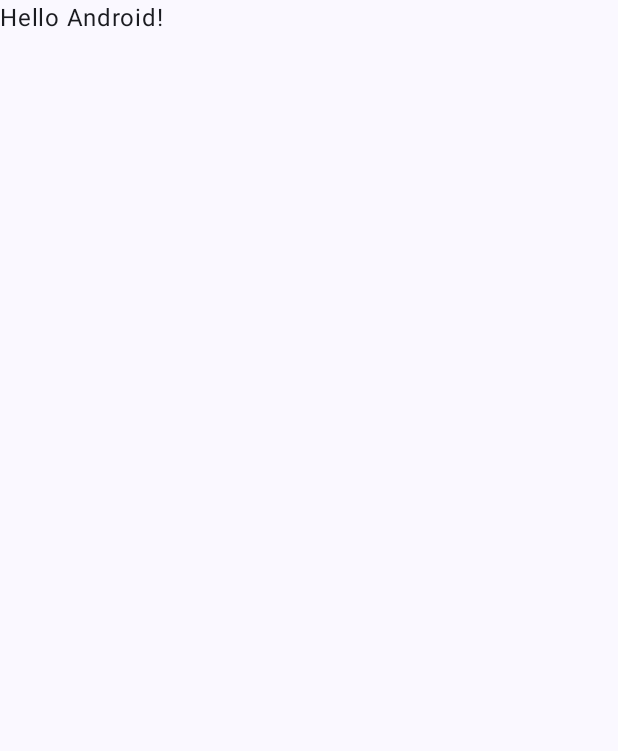
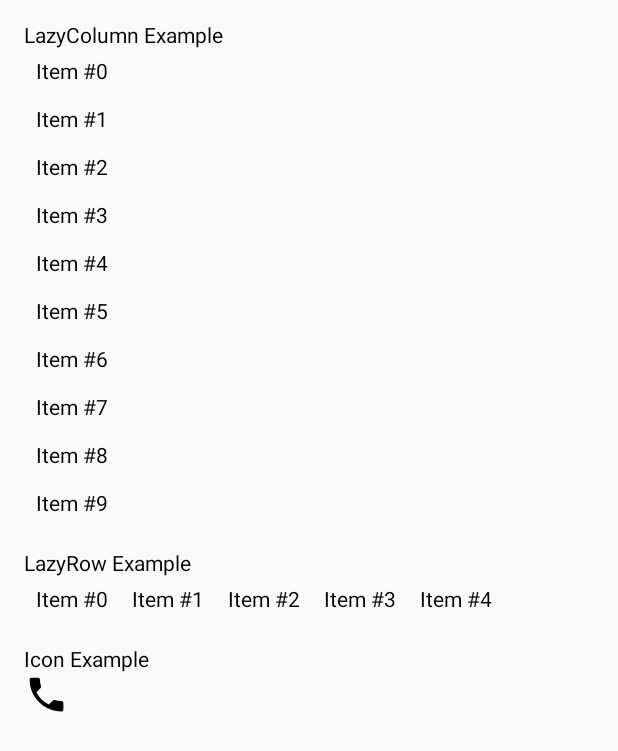
Before and after one commit to ZBarreda-tecsup/Lab04, an Android app built with Jetpack Compose: the screen it shows after launch (MainActivity), on a phone screen of 412 x 824 dp. Before the commit the part shown is almost empty. Shown: the top 751 px of the screen. Run offline under Robolectric (Android 15) with nearby library versions, the phone set to English and light mode, and no system bars.

Commit message:
adición de los componentes

```diff
--- a/app/src/main/java/com/example/moviecontrol/MainActivity.kt
+++ b/app/src/main/java/com/example/moviecontrol/MainActivity.kt
@@ -3,45 +3,75 @@ package com.example.moviecontrol
 import android.os.Bundle
 import androidx.activity.ComponentActivity
 import androidx.activity.compose.setContent
-import androidx.activity.enableEdgeToEdge
-import androidx.compose.foundation.layout.fillMaxSize
-import androidx.compose.foundation.layout.padding
-import androidx.compose.material3.Scaffold
-import androidx.compose.material3.Text
+import androidx.compose.foundation.layout.*
+import androidx.compose.foundation.lazy.LazyColumn
+import androidx.compose.foundation.lazy.LazyRow
+import androidx.compose.material.icons.Icons
+import androidx.compose.material.icons.filled.Favorite
+import androidx.compose.material.icons.filled.Phone
+import androidx.compose.material3.*
 import androidx.compose.runtime.Composable
 import androidx.compose.ui.Modifier
+import androidx.compose.ui.graphics.Color
+import androidx.compose.ui.unit.dp
 import androidx.compose.ui.tooling.preview.Preview
-import com.example.moviecontrol.ui.theme.MovieControlTheme
 
 class MainActivity : ComponentActivity() {
     override fun onCreate(savedInstanceState: Bundle?) {
         super.onCreate(savedInstanceState)
-        enableEdgeToEdge()
         setContent {
-            MovieControlTheme {
-                Scaffold(modifier = Modifier.fillMaxSize()) { innerPadding ->
-                    Greeting(
-                        name = "Android",
-                        modifier = Modifier.padding(innerPadding)
-                    )
-                }
-            }
+            MyScreen()
         }
     }
 }
 
 @Composable
-fun Greeting(name: String, modifier: Modifier = Modifier) {
-    Text(
-        text = "Hello $name!",
-        modifier = modifier
+fun MyScreen() {
+    Column(modifier = Modifier.fillMaxSize().padding(16.dp)) {
+        Text(text = "LazyColumn Example")
+        MyLazyColumn()
+
+        Spacer(modifier = Modifier.height(16.dp))
+
+        Text(text = "LazyRow Example")
+        MyLazyRow()
+
+        Spacer(modifier = Modifier.height(16.dp))
+
+        Text(text = "Icon Example")
+        MyIcon()
+    }
+}
+
+@Composable
+fun MyLazyColumn() {
+    LazyColumn {
+        items(10) { index ->
+            Text(text = "Item #$index", modifier = Modifier.padding(8.dp))
+        }
+    }
+}
+
+@Composable
+fun MyLazyRow() {
+    LazyRow {
+        items(5) { index ->
+            Text(text = "Item #$index", modifier = Modifier.padding(8.dp))
+        }
+    }
+}
+
+@Composable
+fun MyIcon() {
+    Icon(
+        imageVector = Icons.Filled.Phone, // Icono de teléfono
+        contentDescription = "Phone Icon",
+        modifier = Modifier.size(30.dp)
     )
 }
 
 @Preview(showBackground = true)
 @Composable
-fun GreetingPreview() {
-    MovieControlTheme {
-        Greeting("Android")
-    }
+fun DefaultPreview() {
+    MyScreen()
 }
```
